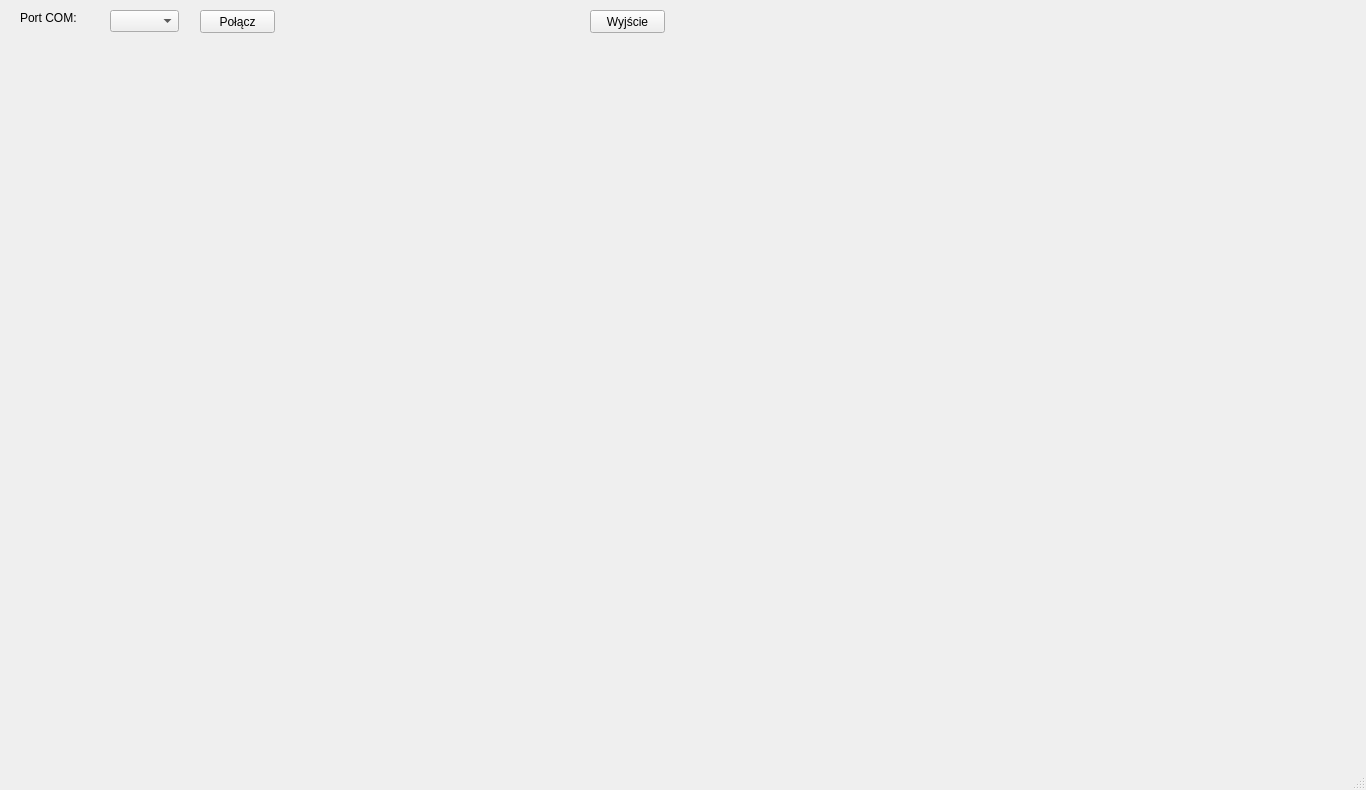
The window that scada/SCADA/mainwindow.ui (mateusz28431/SCADA_STM32) describes before a commit, drawn with Qt 5.
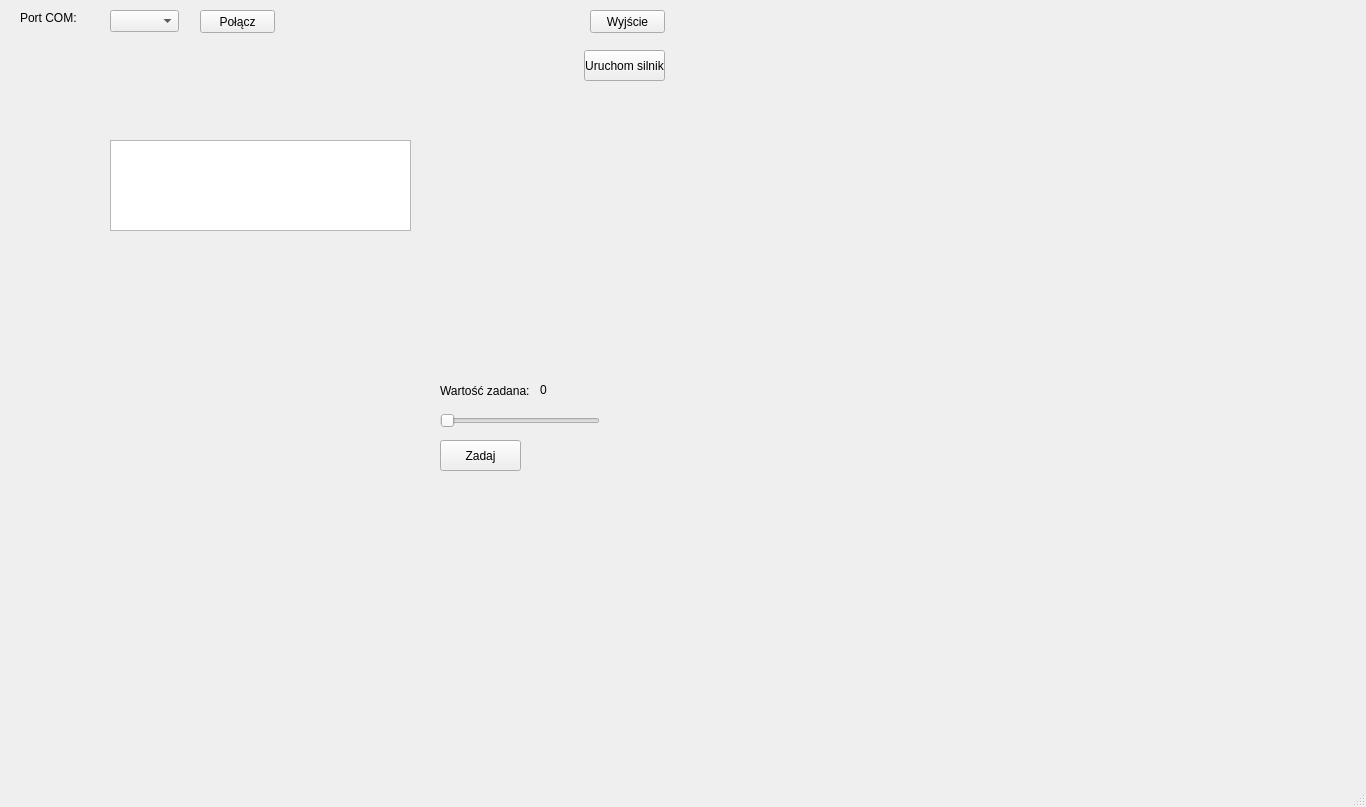
The same window after the commit.

Diff of the .ui file:
```diff
--- a/scada/SCADA/mainwindow.ui
+++ b/scada/SCADA/mainwindow.ui
@@ -6,8 +6,8 @@
    <rect>
     <x>0</x>
     <y>0</y>
-    <width>680</width>
-    <height>550</height>
+    <width>1366</width>
+    <height>807</height>
    </rect>
   </property>
   <property name="windowTitle">
@@ -69,6 +69,90 @@
      <string>Wyjście</string>
     </property>
    </widget>
+   <widget class="QPushButton" name="startMotor">
+    <property name="geometry">
+     <rect>
+      <x>584</x>
+      <y>50</y>
+      <width>81</width>
+      <height>31</height>
+     </rect>
+    </property>
+    <property name="text">
+     <string>Uruchom silnik</string>
+    </property>
+   </widget>
+   <widget class="QTextEdit" name="textEdit">
+    <property name="geometry">
+     <rect>
+      <x>110</x>
+      <y>140</y>
+      <width>301</width>
+      <height>91</height>
+     </rect>
+    </property>
+   </widget>
+   <widget class="QSlider" name="horizontalSlider">
+    <property name="geometry">
+     <rect>
+      <x>440</x>
+      <y>410</y>
+      <width>160</width>
+      <height>22</height>
+     </rect>
+    </property>
+    <property name="maximum">
+     <number>10</number>
+    </property>
+    <property name="singleStep">
+     <number>0</number>
+    </property>
+    <property name="orientation">
+     <enum>Qt::Horizontal</enum>
+    </property>
+   </widget>
+   <widget class="QLabel" name="label_2">
+    <property name="geometry">
+     <rect>
+      <x>440</x>
+      <y>380</y>
+      <width>91</width>
+      <height>21</height>
+     </rect>
+    </property>
+    <property name="text">
+     <string>Wartość zadana:</string>
+    </property>
+   </widget>
+   <widget class="QLabel" name="zadanaLabel">
+    <property name="geometry">
+     <rect>
+      <x>540</x>
+      <y>380</y>
+      <width>61</width>
+      <height>20</height>
+     </rect>
+    </property>
+    <property name="frameShadow">
+     <enum>QFrame::Sunken</enum>
+    </property>
+    <property name="text">
+     <string>0</string>
+    </property>
+   </widget>
+   <widget class="QPushButton" name="zadaj">
+    <property name="geometry">
+     <rect>
+      <x>440</x>
+      <y>440</y>
+      <width>81</width>
+      <height>31</height>
+     </rect>
+    </property>
+    <property name="text">
+     <string>Zadaj</string>
+    </property>
+   </widget>
   </widget>
   <widget class="QMenuBar" name="menuBar">
    <property name="enabled">
```
Left out of the diff: 2 changed lines with no effect on the pictures.
